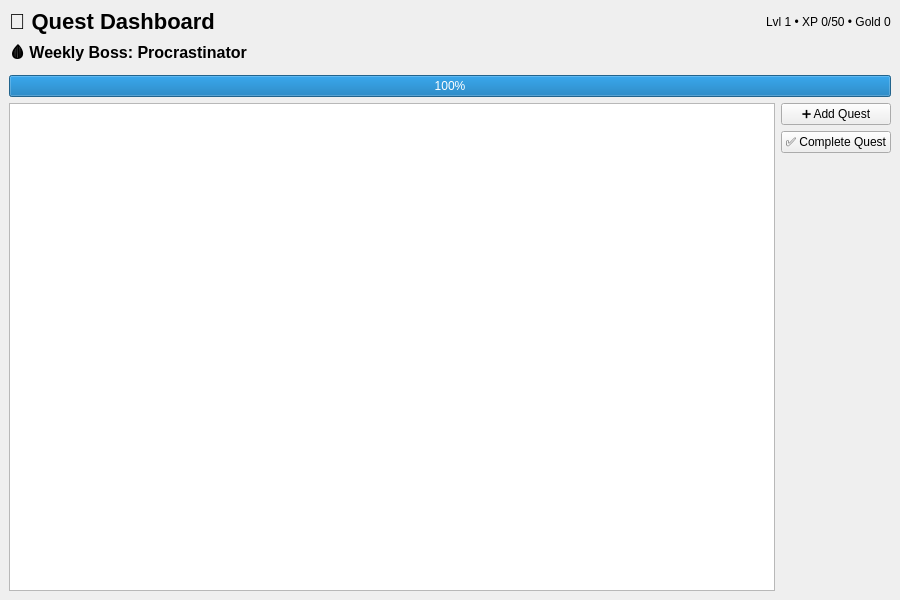
jushinyta/baicuoikhoa_pte_tuankhoa, file ui/dashboard.ui: the form before one commit.
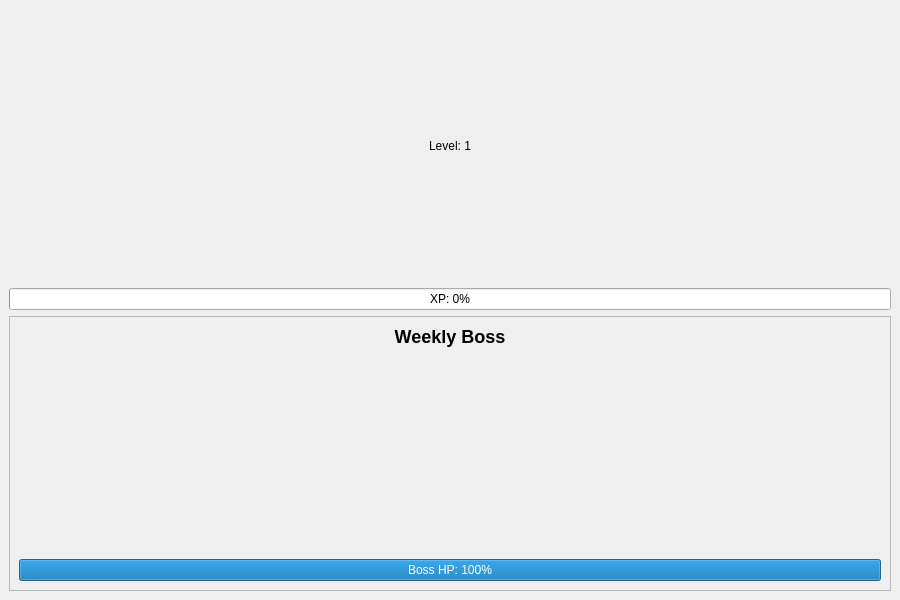
The form after the commit.

Patch:
```diff
--- a/ui/dashboard.ui
+++ b/ui/dashboard.ui
@@ -16,117 +16,91 @@
 
   <!-- CENTRAL WIDGET -->
   <widget class="QWidget" name="centralwidget">
-   <layout class="QVBoxLayout" name="rootLayout">
-    <item>
+   <layout class="QVBoxLayout" name="verticalLayout">
 
-     <!-- TOP BAR -->
-     <layout class="QHBoxLayout" name="topBar">
+    <!-- LEVEL -->
       <item>
-       <widget class="QLabel" name="titleLabel">
+     <widget class="QLabel" name="levelLabel">
         <property name="text">
-         <string>🏰 Quest Dashboard</string>
-        </property>
-        <property name="styleSheet">
-         <string>font-size: 22px; font-weight: bold;</string>
+       <string>Level: 1</string>
+      </property>
+      <property name="alignment">
+       <set>Qt::AlignCenter</set>
         </property>
        </widget>
       </item>
+
+    <!-- XP BAR -->
       <item>
-       <spacer name="topSpacer">
-        <property name="orientation">
-         <enum>Qt::Horizontal</enum>
-        </property>
-        <property name="sizeHint">
-         <size>
-          <width>40</width>
-          <height>20</height>
-         </size>
-        </property>
-       </spacer>
-      </item>
-      <item>
-       <widget class="QLabel" name="statsLabel">
-        <property name="text">
-         <string>Lvl 1 • XP 0/50 • Gold 0</string>
-        </property>
-       </widget>
-      </item>
-     </layout>
-
+     <widget class="QProgressBar" name="xpBar">
+      <property name="maximum">
+       <number>100</number>
+      </property>
+      <property name="value">
+       <number>0</number>
+      </property>
+      <property name="format">
+       <string>XP: %p%</string>
+      </property>
+     </widget>
     </item>
 
     <!-- BOSS PANEL -->
     <item>
-     <layout class="QVBoxLayout" name="bossPanel">
+     <widget class="QFrame" name="bossPanel">
+      <property name="frameShape">
+       <enum>QFrame::StyledPanel</enum>
+      </property>
+
+      <layout class="QVBoxLayout" name="bossLayout">
+
       <item>
        <widget class="QLabel" name="bossName">
         <property name="text">
-         <string>🩸 Weekly Boss: Procrastinator</string>
+          <string>Weekly Boss</string>
+         </property>
+         <property name="alignment">
+          <set>Qt::AlignCenter</set>
         </property>
         <property name="styleSheet">
-         <string>font-size: 16px; font-weight: bold;</string>
+          <string>font-size:18px; font-weight:bold;</string>
         </property>
        </widget>
       </item>
+
       <item>
-       <widget class="QProgressBar" name="bossHpBar">
-        <property name="maximum">
-         <number>100</number>
-        </property>
-        <property name="value">
-         <number>100</number>
-        </property>
-        <property name="textVisible">
+        <widget class="QLabel" name="bossImage">
+         <property name="minimumSize">
+          <size>
+           <width>200</width>
+           <height>200</height>
+          </size>
+         </property>
+         <property name="alignment">
+          <set>Qt::AlignCenter</set>
+         </property>
+         <property name="scaledContents">
          <bool>true</bool>
         </property>
        </widget>
       </item>
-     </layout>
-    </item>
 
-    <!-- MAIN CONTENT -->
     <item>
-     <layout class="QHBoxLayout" name="contentLayout">
-
-      <!-- QUEST LIST -->
-      <item>
-       <widget class="QListWidget" name="questList"/>
-      </item>
-
-      <!-- ACTION BUTTONS -->
-      <item>
-       <layout class="QVBoxLayout" name="actionPanel">
-        <item>
-         <widget class="QPushButton" name="addQuestButton">
-          <property name="text">
-           <string>➕ Add Quest</string>
-          </property>
-         </widget>
-        </item>
-        <item>
-         <widget class="QPushButton" name="completeQuestButton">
-          <property name="text">
-           <string>✅ Complete Quest</string>
-          </property>
-         </widget>
-        </item>
-        <item>
-         <spacer name="actionSpacer">
-          <property name="orientation">
-           <enum>Qt::Vertical</enum>
-          </property>
-          <property name="sizeHint">
-           <size>
-            <width>20</width>
-            <height>40</height>
-           </size>
-          </property>
-         </spacer>
-        </item>
-       </layout>
-      </item>
+        <widget class="QProgressBar" name="bossHpBar">
+         <property name="maximum">
+          <number>100</number>
+         </property>
+         <property name="value">
+          <number>100</number>
+         </property>
+         <property name="format">
+          <string>Boss HP: %p%</string>
+         </property>
+        </widget>
+       </item>
 
      </layout>
+     </widget>
     </item>
 
    </layout>
```
Left out of the diff: 6 changed lines with no effect on the pictures. Lines whose indentation alone changed are shown as unchanged.
